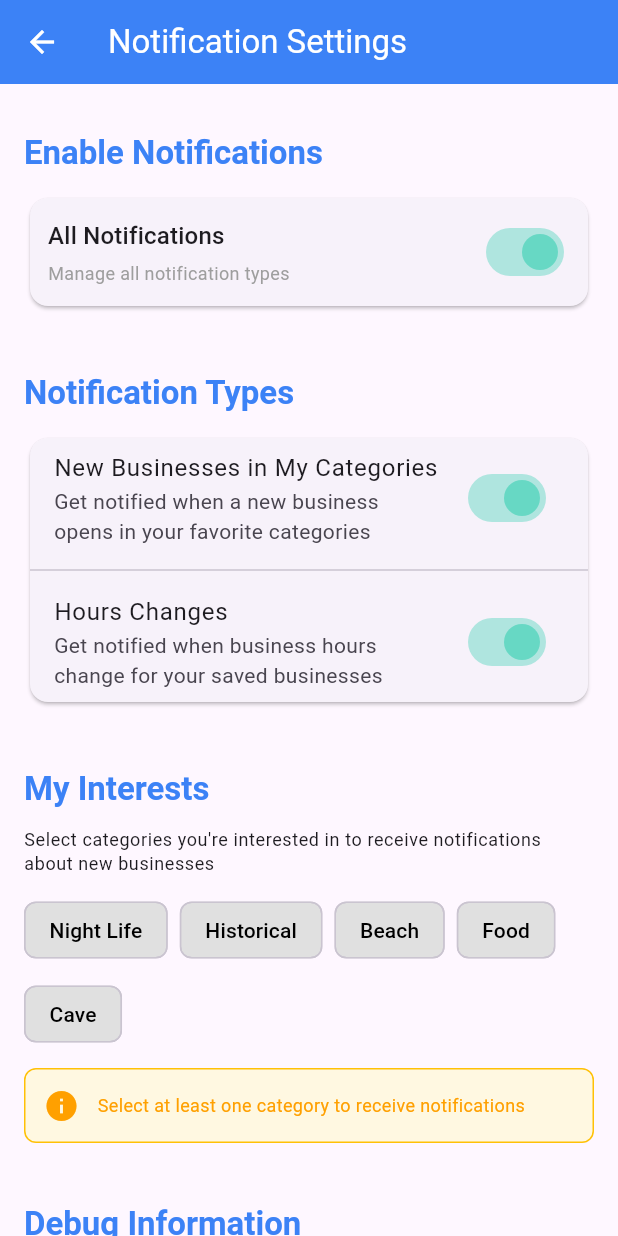
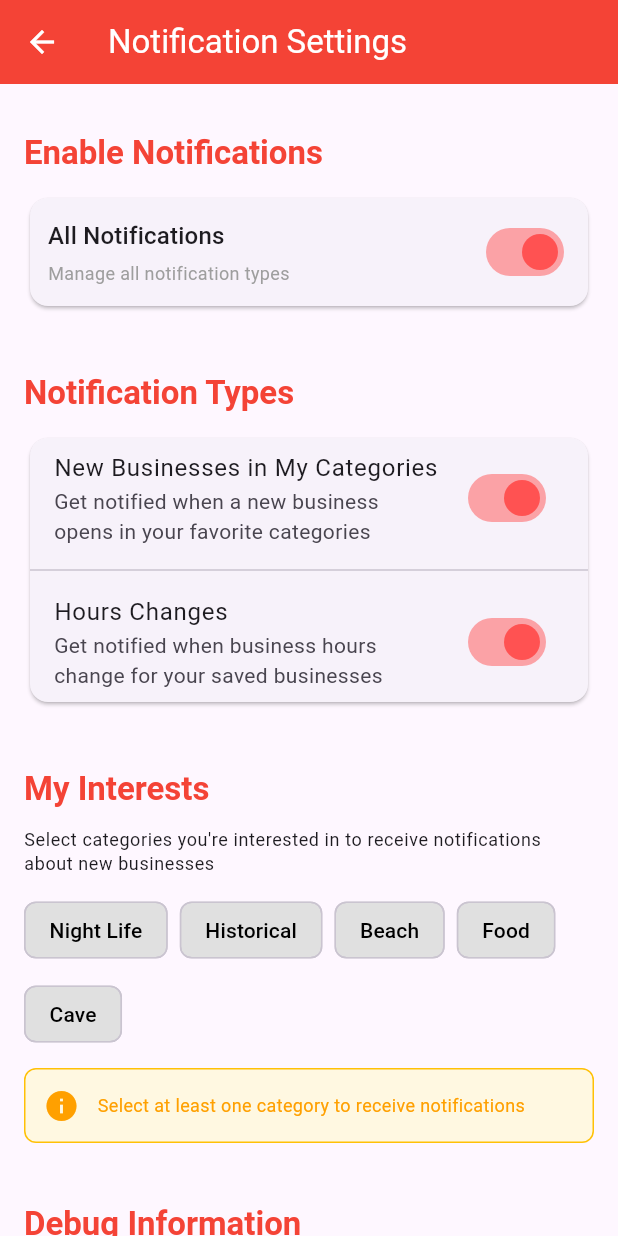
Before and after one commit to josephassaf999/Sa2e7, a Flutter app: the SettingsPage screen opened directly, on a phone screen of 412 x 824 dp. Run offline on Flutter 3.47's test engine with Material 3 defaults, Android fonts, the phone set to English and light mode, and no system bars; our stand-ins replace cloud_firestore, firebase_auth, firebase_core, firebase_messaging, firebase_storage, flutter_local_notifications and 9 more; missing offline and left inert: flutter_polyline_points; accounts and stored records are empty.

Commit message:
fixed color scheme

```diff
--- a/lib/drawer/settings_page.dart
+++ b/lib/drawer/settings_page.dart
@@ -13,7 +13,6 @@ class SettingsPage extends StatefulWidget {
 
 class _SettingsPageState extends State<SettingsPage> {
   final Color primaryBlue = const Color(0xFF3C82F6);
-  final Color mintGreen = const Color(0xFF67D8C4);
   final Color darkBg = const Color(0xFF1A1A2E);
 
   final FirebaseAuth _firebaseAuth = FirebaseAuth.instance;
@@ -143,7 +142,7 @@ class _SettingsPageState extends State<SettingsPage> {
           'Notification Settings',
           style: TextStyle(color: Colors.white),
         ),
-        backgroundColor: primaryBlue,
+        backgroundColor: Colors.red,
       ),
       body:
           _isLoading
@@ -187,7 +186,7 @@ class _SettingsPageState extends State<SettingsPage> {
                               Switch(
                                 value: _enableAllNotifications,
                                 onChanged: _toggleMasterSwitch,
-                                activeColor: mintGreen,
+                                activeColor: Colors.redAccent,
                               ),
                             ],
                           ),
@@ -213,7 +212,7 @@ class _SettingsPageState extends State<SettingsPage> {
                                     _enableAllNotifications
                                         ? _toggleNewBusinessNotifications
                                         : null,
-                                activeColor: mintGreen,
+                                activeColor: Colors.redAccent,
                               ),
                             ),
                             const Divider(),
@@ -228,7 +227,7 @@ class _SettingsPageState extends State<SettingsPage> {
                                     _enableAllNotifications
                                         ? _toggleHoursChangeNotifications
                                         : null,
-                                activeColor: mintGreen,
+                                activeColor: Colors.redAccent,
                               ),
                             ),
                           ],
@@ -259,7 +258,9 @@ class _SettingsPageState extends State<SettingsPage> {
                                         _enableAllNotifications
                                             ? (_) => _toggleCategory(category)
                                             : null,
-                                    selectedColor: mintGreen.withOpacity(0.7),
+                                    selectedColor: Colors.redAccent.withOpacity(
+                                      0.7,
+                                    ),
                                     backgroundColor: Colors.grey[300],
                                     labelStyle: TextStyle(
                                       color:
@@ -368,7 +369,7 @@ class _SettingsPageState extends State<SettingsPage> {
                         child: ElevatedButton(
                           onPressed: _saveSettings,
                           style: ElevatedButton.styleFrom(
-                            backgroundColor: primaryBlue,
+                            backgroundColor: Colors.red,
                             foregroundColor: Colors.white,
                             padding: const EdgeInsets.symmetric(vertical: 16),
                           ),
@@ -396,7 +397,7 @@ class _SettingsPageState extends State<SettingsPage> {
         title,
         style: Theme.of(context).textTheme.titleLarge?.copyWith(
           fontWeight: FontWeight.bold,
-          color: primaryBlue,
+          color: Colors.red,
         ),
       ),
     );
```
